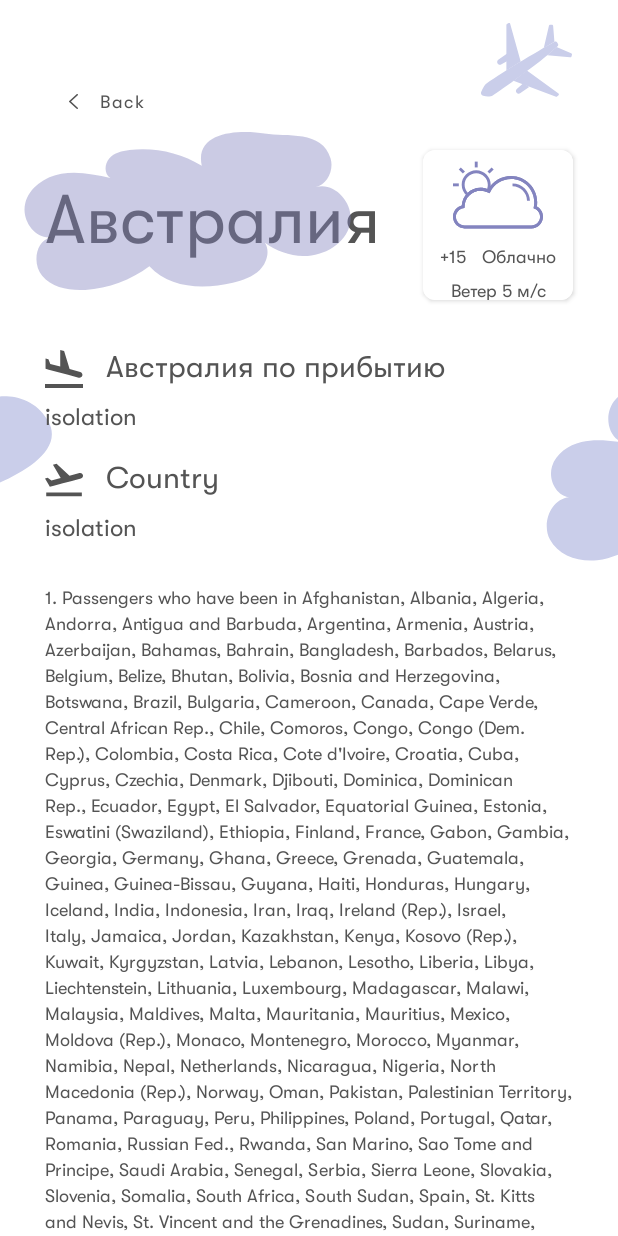
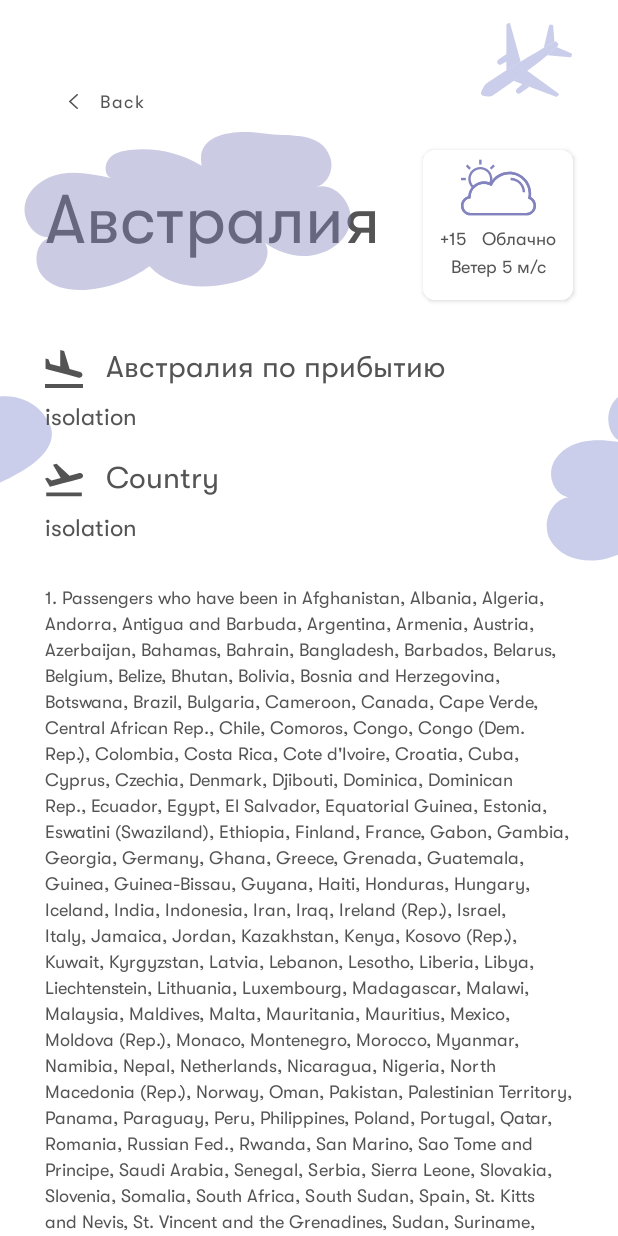
Before and after one commit to glavatskikh/HackathonApp2021, an Android app: the layout fragment_country_details.xml on its own in the app's theme, with its tools: preview values and no code run, on a phone screen of 412 x 824 dp. Run offline under Robolectric (Android 15) with nearby library versions, the phone set to English and light mode, and no system bars; Roboto replaces fonts that are not available here.

Commit message:
fix mistakes

```diff
--- a/app/src/main/java/com/dreamteam/hackathonapp2021/data/api/response/Properties.kt
+++ b/app/src/main/java/com/dreamteam/hackathonapp2021/data/api/response/Properties.kt
@@ -15,5 +15,5 @@ data class Properties(
     @SerialName("restrictions")
     val restrictions: Restrictions? = null,
     @SerialName("centroid")
-    val centroid: Centroid
+    val centroid: Centroid?
 )
--- a/app/src/main/java/com/dreamteam/hackathonapp2021/data/api/weather/WeatherNetworkModule.kt
+++ b/app/src/main/java/com/dreamteam/hackathonapp2021/data/api/weather/WeatherNetworkModule.kt
@@ -11,7 +11,7 @@ import java.util.concurrent.TimeUnit
 
 @ExperimentalSerializationApi
 object WeatherNetworkModule {
-    private val baseUrl = "http://api.openweathermap.org/data/2.5/"
+    private val baseUrl = "https://api.openweathermap.org/data/2.5/"
 
     private val json = Json {
         prettyPrint = true
--- a/app/src/main/java/com/dreamteam/hackathonapp2021/model/Country.kt
+++ b/app/src/main/java/com/dreamteam/hackathonapp2021/model/Country.kt
@@ -10,12 +10,12 @@ data class Country(
         val name: String,
         val code: String,
         val countryRestrictions: CountryRestrictions? = null,
-        val coordinate: CoordinatesCountry
+        val coordinate: CoordinatesCountry? = null
 ) : Parcelable {
     companion object {
         fun map(properties: Properties): Country {
             val countryRestrictions = CountryRestrictions.map(properties.restrictions)
-            val coordinates = CoordinatesCountry.map(properties.centroid)
+            val coordinates = properties.centroid?.let { CoordinatesCountry.map(it) }
             return Country(
                     properties.countryId.toLong(),
                     properties.countryName,
--- a/app/src/main/res/layout/fragment_countries_list.xml
+++ b/app/src/main/res/layout/fragment_countries_list.xml
@@ -122,12 +122,13 @@
 
             <com.airbnb.lottie.LottieAnimationView
                 android:id="@+id/lottie_view"
-                android:layout_width="50dp"
-                android:layout_height="50dp"
+                android:layout_width="150dp"
+                android:layout_height="150dp"
                 app:layout_constraintEnd_toEndOf="parent"
                 app:layout_constraintStart_toStartOf="parent"
                 app:layout_constraintTop_toTopOf="@+id/recycler_countries"
                 app:lottie_loop="true"
+                app:lottie_autoPlay="true"
                 app:lottie_rawRes="@raw/airplane_around_the_world" />
 
         </androidx.constraintlayout.widget.ConstraintLayout>
--- a/app/src/main/res/layout/fragment_country_details.xml
+++ b/app/src/main/res/layout/fragment_country_details.xml
@@ -61,8 +61,8 @@
 
                 <ImageView
                     android:id="@+id/img_weather"
-                    android:layout_width="60dp"
-                    android:layout_height="60dp"
+                    android:layout_width="50dp"
+                    android:layout_height="50dp"
                     android:adjustViewBounds="true"
                     android:contentDescription="@string/weather_status"
                     android:scaleType="centerCrop"
@@ -76,11 +76,12 @@
                     android:layout_width="wrap_content"
                     android:layout_height="wrap_content"
                     android:fontFamily="@font/gt_walsheim_pro_regular"
-                    android:paddingTop="4dp"
-                    android:paddingBottom="4dp"
+                    android:paddingTop="2dp"
+                    android:paddingBottom="2dp"
                     android:textAllCaps="true"
                     android:textColor="#545454"
                     android:textSize="12sp"
+                    app:layout_constraintBottom_toBottomOf="@+id/weather_status"
                     app:layout_constraintEnd_toStartOf="@+id/weather_status"
                     app:layout_constraintStart_toStartOf="parent"
                     app:layout_constraintTop_toBottomOf="@+id/img_weather"
@@ -91,8 +92,8 @@
                     android:layout_width="wrap_content"
                     android:layout_height="wrap_content"
                     android:fontFamily="@font/gt_walsheim_pro_regular"
-                    android:paddingTop="4dp"
-                    android:paddingBottom="4dp"
+                    android:paddingTop="2dp"
+                    android:paddingBottom="2dp"
                     android:textColor="#545454"
                     android:textSize="12sp"
                     app:layout_constraintEnd_toEndOf="parent"
@@ -105,8 +106,8 @@
                     android:layout_width="wrap_content"
                     android:layout_height="wrap_content"
                     android:fontFamily="@font/gt_walsheim_pro_regular"
-                    android:paddingTop="4dp"
-                    android:paddingBottom="4dp"
+                    android:paddingTop="2dp"
+                    android:paddingBottom="2dp"
                     android:textColor="#545454"
                     android:textSize="12sp"
                     app:layout_constraintEnd_toEndOf="@+id/weather_status"
```
Also changed, not shown: app/src/main/java/com/dreamteam/hackathonapp2021/presentation/features/countrydetails/view/CountryDetailsFragment.kt (+17 -11 lines).
